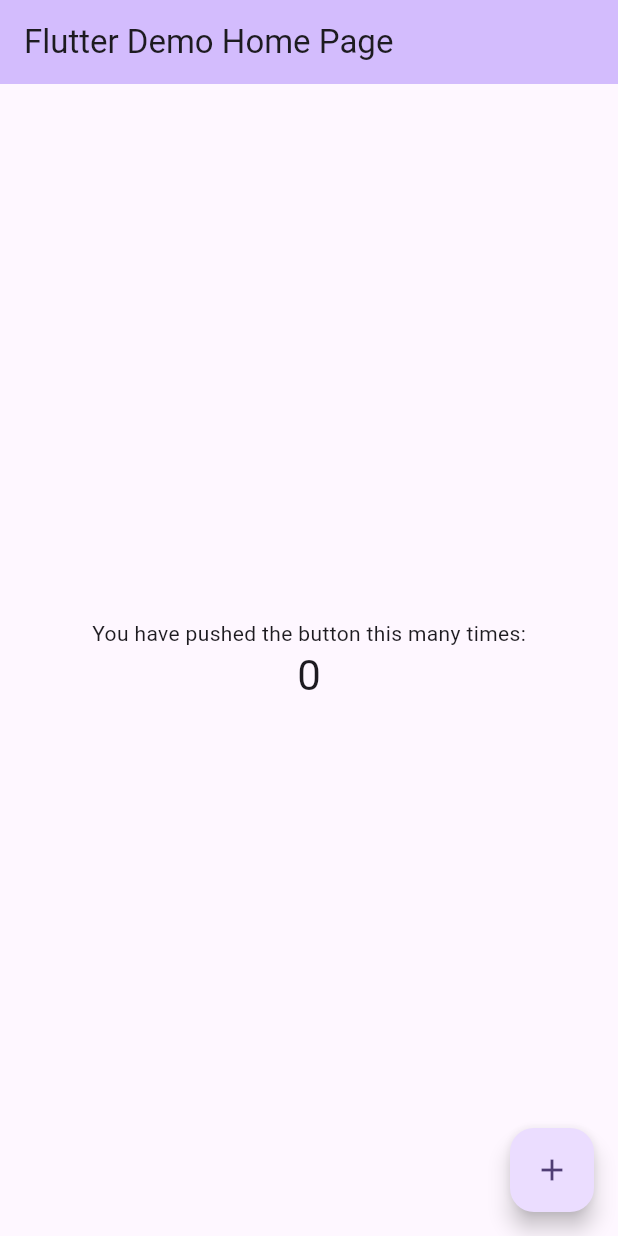
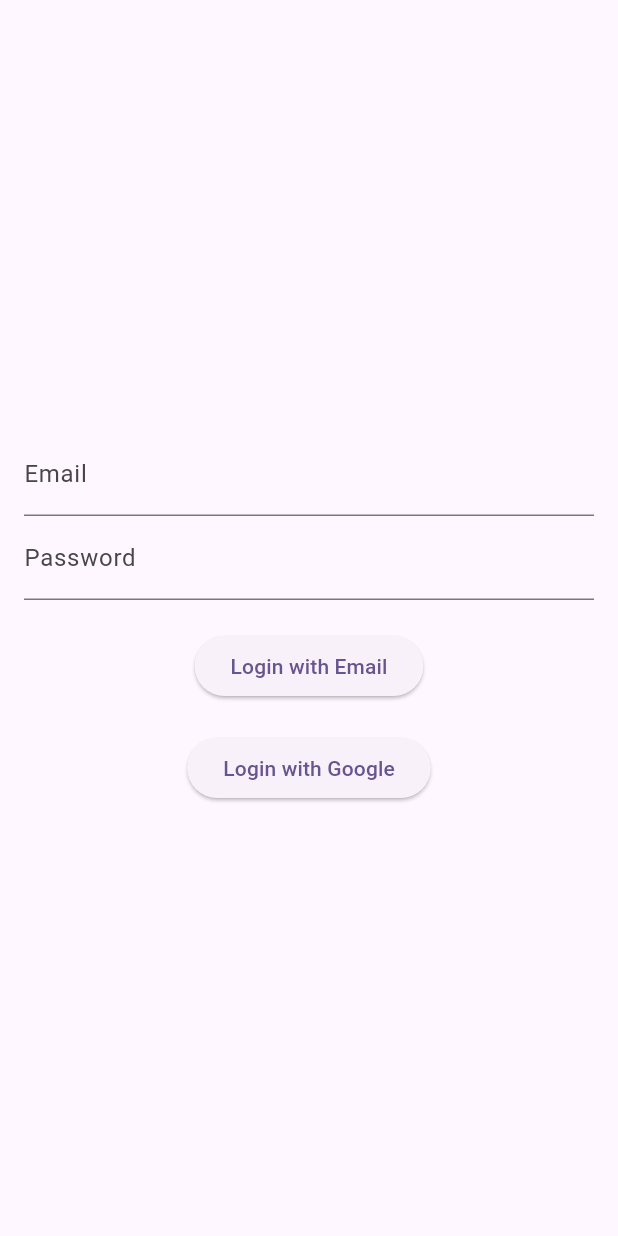
Before and after one commit to IbrahimIG1/may_fair, a Flutter app: the screen it shows after launch, on a phone screen of 412 x 824 dp. Run offline on Flutter 3.47's test engine with Material 3 defaults, Android fonts, the light colour scheme and no system bars; our stand-ins replace cloud_firestore, firebase_auth, firebase_core, flutter_bloc, get_it, google_sign_in; accounts and stored records are empty.

Commit message:
-connected with firebase -added firebase packages -added login with google -added login with email and password -added dependincey injection - added firebase factoy class - added Networke Services Auth class - added routes and app router classes

```diff
--- /dev/null
+++ b/lib/core/repos/login_repo.dart
@@ -0,0 +1,14 @@
+import 'package:may_fair/core/network_services/auth_services.dart';
+
+class LoginRepo {
+  final AuthNetworkeServices _loginNetworkService;
+  LoginRepo(this._loginNetworkService);
+
+  Future<void> loginWithGoolge() async {
+    _loginNetworkService.googleSignIn();
+  }
+
+  Future<void> login({required String email, required String password}) async {
+    _loginNetworkService.loginWithUserAndPassword(email, password);
+  }
+}
--- /dev/null
+++ b/lib/core/router/app_router.dart
@@ -0,0 +1,37 @@
+import 'package:flutter/material.dart';
+import 'package:flutter_bloc/flutter_bloc.dart';
+import 'package:may_fair/core/di/dependencey_injection.dart.dart';
+import 'package:may_fair/core/router/routes.dart';
+import 'package:may_fair/features/screens/login/cubit/cubit/login_cubit.dart';
+import 'package:may_fair/features/screens/login/login_screen.dart';
+
+class AppRouter {
+  Route generateRouter(RouteSettings settings) {
+    print('generateRouter start');
+    switch (settings.name) {
+      //* home
+      // case Routes.homeScreen:
+      //   return MaterialPageRoute(
+      //     builder: (context) => HomeScreen(),
+      //   );
+
+      //* login
+      case Routes.loginScreen:
+        return MaterialPageRoute(
+          builder: (context) => BlocProvider(
+            create: (context) => getIt<LoginCubit>(),
+            child: LoginScreen(),
+          ),
+        );
+
+      default:
+        return MaterialPageRoute(
+          builder: (context) => const Scaffold(
+            body: Center(
+              child: Text('No Route Here'),
+            ),
+          ),
+        );
+    }
+  }
+}
--- /dev/null
+++ b/lib/core/router/routes.dart
@@ -0,0 +1,9 @@
+class Routes {
+  static const String onBording = '/onBording';
+  static const String loginScreen = '/login_screen';
+  static const String registerScreen = '/registe_screen';
+  static const String homeScreen = '/home_screen';
+  static const String categoryDetailsScreen = '/category_details_screen';
+  // Admin
+  static const String addDataScreen = '/add_data_screen';
+}
--- /dev/null
+++ b/lib/features/screens/login/cubit/cubit/login_cubit.dart
@@ -0,0 +1,20 @@
+import 'package:flutter/material.dart';
+import 'package:flutter_bloc/flutter_bloc.dart';
+import 'package:may_fair/core/repos/login_repo.dart';
+import 'package:may_fair/features/screens/login/cubit/cubit/login_state.dart';
+
+class LoginCubit extends Cubit<LoginState> {
+  LoginRepo loginRepo;
+  LoginCubit(this.loginRepo) : super(LoginInitial());
+  static LoginCubit get(context) => BlocProvider.of(context);
+
+
+final TextEditingController emailController = TextEditingController();
+    final TextEditingController passwordController = TextEditingController();
+  void login() {
+    loginRepo.login(email: emailController.text, password: passwordController.text);
+  }
+  void loginWithGoogle() {
+    loginRepo.loginWithGoolge();
+  }
+}
--- /dev/null
+++ b/lib/features/screens/login/cubit/cubit/login_state.dart
@@ -0,0 +1,3 @@
+abstract class LoginState {}
+
+class LoginInitial extends LoginState {}
--- /dev/null
+++ b/lib/features/screens/login/login_screen.dart
@@ -0,0 +1,50 @@
+import 'package:flutter/material.dart';
+import 'package:flutter_bloc/flutter_bloc.dart';
+import 'package:may_fair/features/screens/login/cubit/cubit/login_cubit.dart';
+import 'package:may_fair/features/screens/login/cubit/cubit/login_state.dart';
+
+class LoginScreen extends StatelessWidget {
+  const LoginScreen({super.key});
+
+  @override
+  Widget build(BuildContext context) {
+    return Scaffold(
+        body: BlocConsumer<LoginCubit, LoginState>(
+      listener: (context, state) {
+
+      },
+      builder: (context, state) {
+        LoginCubit loginCubit = LoginCubit.get(context);
+        return Padding(
+          padding: const EdgeInsets.all(16.0),
+          child: Column(
+            mainAxisAlignment: MainAxisAlignment.center,
+            children: <Widget>[
+              TextField(
+                controller: loginCubit.emailController,
+                decoration: const InputDecoration(labelText: 'Email'),
+              ),
+              TextField(
+                controller: loginCubit.passwordController,
+                decoration: const InputDecoration(labelText: 'Password'),
+                obscureText: true,
+              ),
+              const SizedBox(height: 20),
+              ElevatedButton(
+                onPressed: () {
+                  loginCubit.login();
+                },
+                child: const Text('Login with Email'),
+              ),
+              const SizedBox(height: 20),
+               ElevatedButton(
+                onPressed: loginCubit.loginWithGoogle,
+                child: const Text('Login with Google'),
+              ),
+            ],
+          ),
+        );
+      },
+    ));
+  }
+}
--- a/lib/main.dart
+++ b/lib/main.dart
@@ -1,6 +1,14 @@
 import 'package:flutter/material.dart';
+import 'package:may_fair/core/di/dependencey_injection.dart.dart';
+import 'package:may_fair/core/router/app_router.dart';
+import 'package:may_fair/core/router/routes.dart';
+import 'package:may_fair/features/screens/login/login_screen.dart';
 
-void main() {
+void main() async {
+  WidgetsFlutterBinding.ensureInitialized();
+  await setUp().then((value) {
+    print("steup init");
+  });
   runApp(const MyApp());
 }
 
@@ -13,113 +21,12 @@
     return MaterialApp(
       title: 'Flutter Demo',
       theme: ThemeData(
-        // This is the theme of your application.
-        //
-        // TRY THIS: Try running your application with "flutter run". You'll see
-        // the application has a purple toolbar. Then, without quitting the app,
-        // try changing the seedColor in the colorScheme below to Colors.green
-        // and then invoke "hot reload" (save your changes or press the "hot
-        // reload" button in a Flutter-supported IDE, or press "r" if you used
-        // the command line to start the app).
-        //
-        // Notice that the counter didn't reset back to zero; the application
-        // state is not lost during the reload. To reset the state, use hot
-        // restart instead.
-        //
-        // This works for code too, not just values: Most code changes can be
-        // tested with just a hot reload.
         colorScheme: ColorScheme.fromSeed(seedColor: Colors.deepPurple),
         useMaterial3: true,
       ),
-      home: const MyHomePage(title: 'Flutter Demo Home Page'),
+      initialRoute: Routes.loginScreen,
+      onGenerateRoute: AppRouter().generateRouter,
+      home: const LoginScreen(),
     );
   }
 }
-
-class MyHomePage extends StatefulWidget {
-  const MyHomePage({super.key, required this.title});
-
-  // This widget is the home page of your application. It is stateful, meaning
-  // that it has a State object (defined below) that contains fields that affect
-  // how it looks.
-
-  // This class is the configuration for the state. It holds the values (in this
-  // case the title) provided by the parent (in this case the App widget) and
-  // used by the build method of the State. Fields in a Widget subclass are
-  // always marked "final".
-
-  final String title;
-
-  @override
-  State<MyHomePage> createState() => _MyHomePageState();
-}
-
-class _MyHomePageState extends State<MyHomePage> {
-  int _counter = 0;
-
-  void _incrementCounter() {
-    setState(() {
-      // This call to setState tells the Flutter framework that something has
-      // changed in this State, which causes it to rerun the build method below
-      // so that the display can reflect the updated values. If we changed
-      // _counter without calling setState(), then the build method would not be
-      // called again, and so nothing would appear to happen.
-      _counter++;
-    });
-  }
-
-  @override
-  Widget build(BuildContext context) {
-    // This method is rerun every time setState is called, for instance as done
-    // by the _incrementCounter method above.
-    //
-    // The Flutter framework has been optimized to make rerunning build methods
-    // fast, so that you can just rebuild anything that needs updating rather
-    // than having to individually change instances of widgets.
-    return Scaffold(
-      appBar: AppBar(
-        // TRY THIS: Try changing the color here to a specific color (to
-        // Colors.amber, perhaps?) and trigger a hot reload to see the AppBar
-        // change color while the other colors stay the same.
-        backgroundColor: Theme.of(context).colorScheme.inversePrimary,
-        // Here we take the value from the MyHomePage object that was created by
-        // the App.build method, and use it to set our appbar title.
-        title: Text(widget.title),
-      ),
-      body: Center(
-        // Center is a layout widget. It takes a single child and positions it
-        // in the middle of the parent.
-        child: Column(
-          // Column is also a layout widget. It takes a list of children and
-          // arranges them vertically. By default, it sizes itself to fit its
-          // children horizontally, and tries to be as tall as its parent.
-          //
-          // Column has various properties to control how it sizes itself and
-          // how it positions its children. Here we use mainAxisAlignment to
-          // center the children vertically; the main axis here is the vertical
-          // axis because Columns are vertical (the cross axis would be
-          // horizontal).
-          //
-          // TRY THIS: Invoke "debug painting" (choose the "Toggle Debug Paint"
-          // action in the IDE, or press "p" in the console), to see the
-          // wireframe for each widget.
-          mainAxisAlignment: MainAxisAlignment.center,
-          children: <Widget>[
-            const Text(
-              'You have pushed the button this many times:',
-            ),
-            Text(
-              '$_counter',
-              style: Theme.of(context).textTheme.headlineMedium,
-            ),
-          ],
-        ),
-      ),
-      floatingActionButton: FloatingActionButton(
-        onPressed: _incrementCounter,
-        tooltip: 'Increment',
-        child: const Icon(Icons.add),
-      ), // This trailing comma makes auto-formatting nicer for build methods.
-    );
-  }
-}
```
Also changed, not shown: lib/core/di/dependencey_injection.dart.dart (added, +24 -0 lines), lib/core/network_services/auth_services.dart (added, +44 -0 lines), lib/core/network_services/firebase_services.dart (added, +58 -0 lines), pubspec.yaml (+9 -17 lines), firebase.json (added), lib/firebase_options.dart (added), pubspec.lock, 7 other files.
